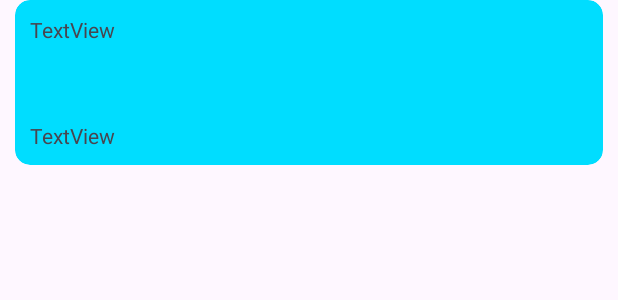
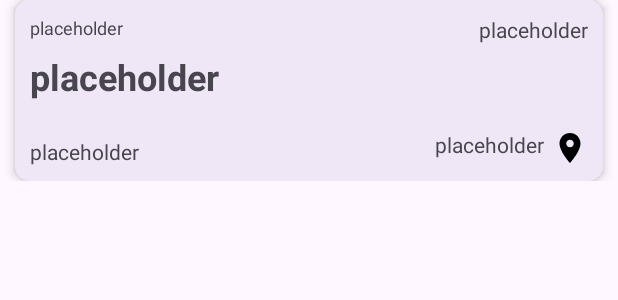
Before and after one commit to habibibi/TranScribe, an Android app: the layout item_view.xml on its own in the app's theme, with its tools: preview values and no code run, on a phone screen of 412 x 824 dp. Shown: the top 300 px of the screen. Run offline under Robolectric (Android 15) with nearby library versions, the light colour scheme and no system bars.

Commit message:
feat: convert TransactionListAdapter to a ListAdapter and add functionality
- add style to item view
- add new method to transactionDAO
- add load transactions functionality
- add Add Transaction dummy button
- add clickable to item view
- add delete all transaction button for testing
- make styling better overall

```diff
--- a/app/build.gradle.kts
+++ b/app/build.gradle.kts
@@ -51,6 +51,7 @@ dependencies {
     implementation("androidx.navigation:navigation-dynamic-features-fragment:2.7.7")
     implementation("androidx.cardview:cardview:1.0.0")
     implementation("androidx.room:room-runtime:2.6.1")
+    implementation("androidx.room:room-ktx:2.6.1")
     testImplementation("junit:junit:4.13.2")
     androidTestImplementation("androidx.test.ext:junit:1.1.5")
     androidTestImplementation("androidx.test.espresso:espresso-core:3.5.1")
--- a/app/src/main/java/com/ikp/transcribe/data/dao/TransactionDao.kt
+++ b/app/src/main/java/com/ikp/transcribe/data/dao/TransactionDao.kt
@@ -3,11 +3,14 @@ package com.ikp.transcribe.data.dao
 import androidx.room.Dao
 import androidx.room.Query
 import com.ikp.transcribe.data.table.Transaction
+import kotlinx.coroutines.flow.Flow
 
 @Dao
 interface TransactionDao {
     @Query("SELECT * FROM `transaction` WHERE email LIKE :email")
     fun getTransaction(email:String): List<Transaction>
+    @Query("SELECT * FROM `transaction` WHERE email LIKE :email")
+    fun getFlowTransaction(email:String): Flow<List<Transaction>>
 
     @Query("INSERT INTO `transaction` (email,judul,kategori,nominal,lokasi) " +
             "VALUES (:email,:judul,:kategori,:nominal,:lokasi)")
--- /dev/null
+++ b/app/src/main/res/drawable/baseline_location_on_24.xml
@@ -0,0 +1,5 @@
+<vector xmlns:android="http://schemas.android.com/apk/res/android" android:height="24dp" android:tint="#000000" android:viewportHeight="24" android:viewportWidth="24" android:width="24dp">
+
+    <path android:fillColor="@android:color/white" android:pathData="M12,2C8.13,2 5,5.13 5,9c0,5.25 7,13 7,13s7,-7.75 7,-13c0,-3.87 -3.13,-7 -7,-7zM12,11.5c-1.38,0 -2.5,-1.12 -2.5,-2.5s1.12,-2.5 2.5,-2.5 2.5,1.12 2.5,2.5 -1.12,2.5 -2.5,2.5z"/>
+
+</vector>
--- /dev/null
+++ b/app/src/main/res/drawable/round_add_24.xml
@@ -0,0 +1,5 @@
+<vector xmlns:android="http://schemas.android.com/apk/res/android" android:height="24dp" android:tint="#000000" android:viewportHeight="24" android:viewportWidth="24" android:width="24dp">
+
+    <path android:fillColor="@android:color/white" android:pathData="M18,13h-5v5c0,0.55 -0.45,1 -1,1s-1,-0.45 -1,-1v-5H6c-0.55,0 -1,-0.45 -1,-1s0.45,-1 1,-1h5V6c0,-0.55 0.45,-1 1,-1s1,0.45 1,1v5h5c0.55,0 1,0.45 1,1s-0.45,1 -1,1z"/>
+
+</vector>
--- a/app/src/main/res/layout/item_view.xml
+++ b/app/src/main/res/layout/item_view.xml
@@ -1,7 +1,6 @@
 <?xml version="1.0" encoding="utf-8"?>
 <RelativeLayout xmlns:android="http://schemas.android.com/apk/res/android"
     xmlns:app="http://schemas.android.com/apk/res-auto"
-    xmlns:tools="http://schemas.android.com/tools"
     android:id="@+id/frameLayout"
     android:layout_width="match_parent"
     android:layout_height="wrap_content"
@@ -10,16 +9,16 @@
     android:clipChildren="false">
 
     <com.google.android.material.card.MaterialCardView
+        android:id="@+id/transactionCard"
         android:layout_width="match_parent"
         android:layout_height="wrap_content"
-        app:cardBackgroundColor="@android:color/holo_blue_bright"
         app:cardCornerRadius="10dp"
-        app:cardElevation="2dp"
+        app:cardElevation="4dp"
         app:contentPadding="10dp"
+        app:strokeWidth="0dp"
         android:clipChildren="false"
         android:clickable="true"
-        android:focusable="true"
-        app:strokeWidth="0dp">
+        android:focusable="true">
 
         <androidx.constraintlayout.widget.ConstraintLayout
             android:layout_width="match_parent"
@@ -27,34 +26,58 @@
             android:clipChildren="false">
 
             <TextView
-                android:id="@+id/textView"
+                android:id="@+id/transactionDate"
                 android:layout_width="wrap_content"
                 android:layout_height="wrap_content"
-                android:text="TextView"
+                android:text="@string/placeholder"
+                android:textSize="12sp"
                 app:layout_constraintStart_toStartOf="parent"
                 app:layout_constraintTop_toTopOf="parent" />
 
             <TextView
-                android:id="@+id/number"
+                android:id="@+id/transactionName"
                 android:layout_width="wrap_content"
                 android:layout_height="wrap_content"
-                android:layout_marginTop="16dp"
-                android:layout_marginBottom="16dp"
+                android:layout_marginTop="8dp"
                 android:gravity="center"
+                android:text="@string/placeholder"
                 android:textAlignment="center"
-                app:layout_constraintBottom_toTopOf="@+id/textView2"
+                android:textSize="24sp"
+                android:textStyle="bold"
                 app:layout_constraintStart_toStartOf="parent"
-                app:layout_constraintTop_toBottomOf="@+id/textView" />
+                app:layout_constraintTop_toBottomOf="@+id/transactionDate" />
 
             <TextView
-                android:id="@+id/textView2"
+                android:id="@+id/transactionPrice"
                 android:layout_width="wrap_content"
                 android:layout_height="wrap_content"
-                android:text="TextView"
+                android:layout_marginTop="24dp"
+                android:text="@string/placeholder"
                 app:layout_constraintBottom_toBottomOf="parent"
                 app:layout_constraintStart_toStartOf="parent"
-                app:layout_constraintTop_toBottomOf="@+id/textView"
+                app:layout_constraintTop_toBottomOf="@+id/transactionName"
                 app:layout_constraintVertical_bias="1.0" />
+
+            <TextView
+                android:id="@+id/transactionCategory"
+                android:layout_width="wrap_content"
+                android:layout_height="wrap_content"
+                android:text="@string/placeholder"
+                app:layout_constraintEnd_toEndOf="parent"
+                app:layout_constraintTop_toTopOf="parent" />
+
+            <TextView
+                android:id="@+id/transactionLocation"
+                android:layout_width="150sp"
+                android:layout_height="wrap_content"
+                android:text="@string/placeholder"
+                android:drawablePadding="5dp"
+                android:maxLines="1"
+                android:ellipsize="end"
+                android:textAlignment="textEnd"
+                app:layout_constraintBottom_toBottomOf="parent"
+                app:layout_constraintEnd_toEndOf="parent"
+                app:drawableRightCompat="@drawable/baseline_location_on_24" />
 
         </androidx.constraintlayout.widget.ConstraintLayout>
     </com.google.android.material.card.MaterialCardView>
--- a/app/src/main/res/values/strings.xml
+++ b/app/src/main/res/values/strings.xml
@@ -4,4 +4,7 @@
     <string name="scan_menu_title">Scan</string>
     <string name="chart_menu_title">Chart</string>
     <string name="setting_menu_title">Pengaturan</string>
+    <string name="add_transaction_desc">Add Transaction</string>
+    <string name="placeholder">placeholder</string>
+    <string name="nominal">Rp %1$d</string>
 </resources>
```
Also changed, not shown: app/src/main/java/com/ikp/transcribe/ui/transaction/TransactionFragment.kt (+43 -6 lines), app/src/main/java/com/ikp/transcribe/ui/transaction/TransactionListAdapter.kt (+41 -8 lines), app/src/main/res/layout/fragment_transaction.xml (+41 -4 lines).
